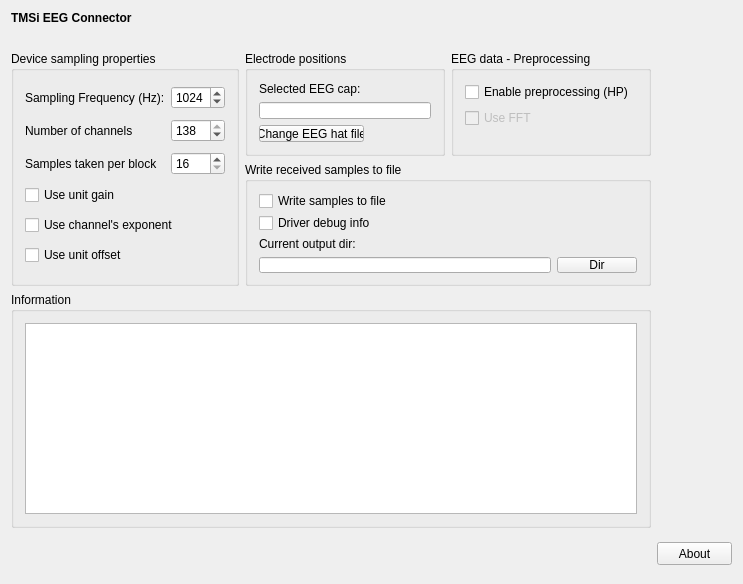
First picture: the form in applications/mne_x/plugins/tmsi/FormFiles/tmsisetup.ui, repository mne-tools/mne-cpp, before the edit.
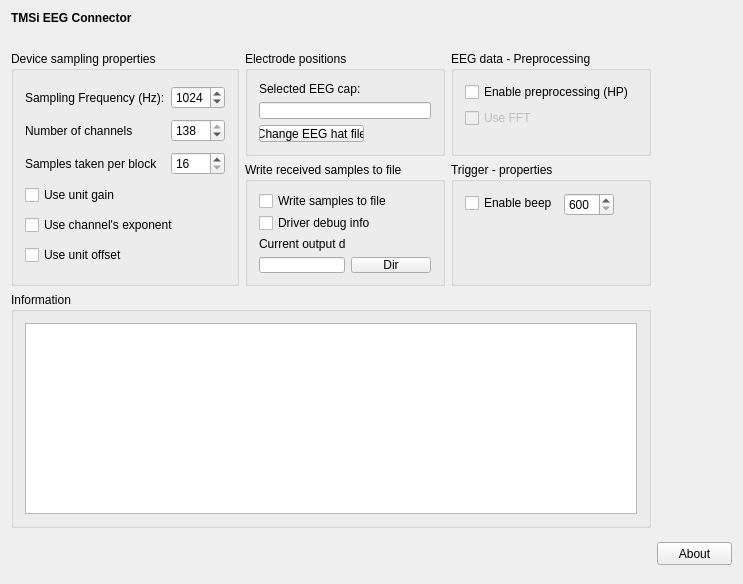
Second picture: the form after the edit.

Commit message: - added trigger event beep to tmsi plugin

```diff
--- a/applications/mne_x/plugins/tmsi/FormFiles/tmsisetup.ui
+++ b/applications/mne_x/plugins/tmsi/FormFiles/tmsisetup.ui
@@ -320,7 +320,25 @@
        </property>
       </spacer>
      </item>
-     <item row="2" column="1" colspan="2">
+     <item row="3" column="0" colspan="3">
+      <widget class="QGroupBox" name="m_qGroupBox_Information">
+       <property name="maximumSize">
+        <size>
+         <width>16777215</width>
+         <height>16777215</height>
+        </size>
+       </property>
+       <property name="title">
+        <string>Information</string>
+       </property>
+       <layout class="QGridLayout" name="m_qGridLayout_Information">
+        <item row="0" column="0">
+         <widget class="QTextBrowser" name="m_qTextBrowser_Information"/>
+        </item>
+       </layout>
+      </widget>
+     </item>
+     <item row="2" column="1">
       <widget class="QGroupBox" name="m_qGroupBox_WriteToFile">
        <property name="sizePolicy">
         <sizepolicy hsizetype="Fixed" vsizetype="Minimum">
@@ -336,7 +354,7 @@
        </property>
        <property name="maximumSize">
         <size>
-         <width>420</width>
+         <width>200</width>
          <height>124</height>
         </size>
        </property>
@@ -344,20 +362,6 @@
         <string>Write received samples to file</string>
        </property>
        <layout class="QGridLayout" name="gridLayout">
-        <item row="1" column="0">
-         <widget class="QCheckBox" name="m_checkBox_WriteDriverDebugToFile">
-          <property name="text">
-           <string>Driver debug info</string>
-          </property>
-         </widget>
-        </item>
-        <item row="0" column="0">
-         <widget class="QCheckBox" name="m_checkBox_WriteToFile">
-          <property name="text">
-           <string>Write samples to file</string>
-          </property>
-         </widget>
-        </item>
         <item row="4" column="0">
          <widget class="QLineEdit" name="m_lineEdit_outputDir">
           <property name="enabled">
@@ -400,23 +404,51 @@
           </property>
          </widget>
         </item>
+        <item row="0" column="0" colspan="2">
+         <widget class="QCheckBox" name="m_checkBox_WriteToFile">
+          <property name="text">
+           <string>Write samples to file</string>
+          </property>
+         </widget>
+        </item>
+        <item row="1" column="0" colspan="2">
+         <widget class="QCheckBox" name="m_checkBox_WriteDriverDebugToFile">
+          <property name="text">
+           <string>Driver debug info</string>
+          </property>
+         </widget>
+        </item>
        </layout>
       </widget>
      </item>
-     <item row="3" column="0" colspan="3">
-      <widget class="QGroupBox" name="m_qGroupBox_Information">
-       <property name="maximumSize">
-        <size>
-         <width>16777215</width>
-         <height>16777215</height>
-        </size>
-       </property>
+     <item row="2" column="2">
+      <widget class="QGroupBox" name="groupBox">
        <property name="title">
-        <string>Information</string>
+        <string>Trigger - properties</string>
        </property>
-       <layout class="QGridLayout" name="m_qGridLayout_Information">
+       <layout class="QFormLayout" name="formLayout">
         <item row="0" column="0">
-         <widget class="QTextBrowser" name="m_qTextBrowser_Information"/>
+         <widget class="QCheckBox" name="m_checkBox_EnableBeep">
+          <property name="text">
+           <string>Enable beep</string>
+          </property>
+         </widget>
+        </item>
+        <item row="0" column="1">
+         <widget class="QSpinBox" name="m_spinBox_BeepLength">
+          <property name="maximumSize">
+           <size>
+            <width>50</width>
+            <height>16777215</height>
+           </size>
+          </property>
+          <property name="minimum">
+           <number>600</number>
+          </property>
+          <property name="maximum">
+           <number>2000000000</number>
+          </property>
+         </widget>
         </item>
        </layout>
       </widget>
```
Left out of the diff: 2 changed lines with no effect on the pictures. The commit also changes 4 other files.
